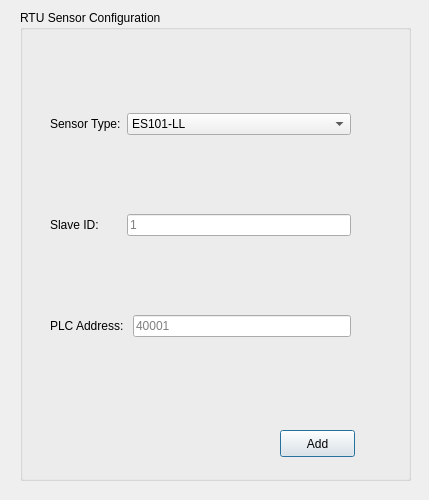
The window that sensor_edit.ui (mikewomaster/lora) describes before a commit, drawn with Qt 5.
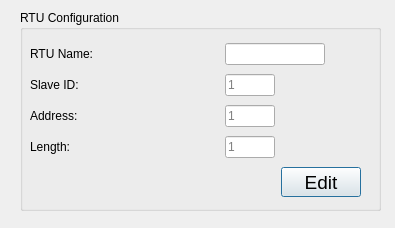
The same window after the commit.

```diff
--- a/sensor_edit.ui
+++ b/sensor_edit.ui
@@ -6,8 +6,8 @@
    <rect>
     <x>0</x>
     <y>0</y>
-    <width>429</width>
-    <height>500</height>
+    <width>395</width>
+    <height>228</height>
    </rect>
   </property>
   <property name="windowTitle">
@@ -18,183 +18,163 @@
     <rect>
      <x>20</x>
      <y>10</y>
-     <width>391</width>
-     <height>471</height>
+     <width>361</width>
+     <height>201</height>
     </rect>
    </property>
    <property name="title">
-    <string>RTU Sensor Configuration</string>
+    <string>RTU Configuration</string>
    </property>
-   <widget class="QPushButton" name="sensorAddPushButton">
-    <property name="geometry">
-     <rect>
-      <x>260</x>
-      <y>420</y>
-      <width>75</width>
-      <height>27</height>
-     </rect>
-    </property>
-    <property name="text">
-     <string>Add</string>
-    </property>
-   </widget>
    <widget class="QWidget" name="layoutWidget">
     <property name="geometry">
      <rect>
-      <x>30</x>
+      <x>10</x>
       <y>30</y>
-      <width>301</width>
-      <height>371</height>
+      <width>331</width>
+      <height>161</height>
      </rect>
     </property>
-    <layout class="QGridLayout" name="gridLayout_27">
+    <layout class="QGridLayout" name="gridLayout">
+     <item row="2" column="1">
+      <widget class="QLineEdit" name="sensorPLCAddress">
+       <property name="sizePolicy">
+        <sizepolicy hsizetype="Maximum" vsizetype="Fixed">
+         <horstretch>0</horstretch>
+         <verstretch>0</verstretch>
+        </sizepolicy>
+       </property>
+       <property name="maximumSize">
+        <size>
+         <width>50</width>
+         <height>16777215</height>
+        </size>
+       </property>
+       <property name="placeholderText">
+        <string>1</string>
+       </property>
+      </widget>
+     </item>
+     <item row="2" column="0">
+      <widget class="QLabel" name="label_191">
+       <property name="text">
+        <string>Address:</string>
+       </property>
+      </widget>
+     </item>
      <item row="0" column="0">
       <widget class="QLabel" name="label">
        <property name="text">
-        <string>Sensor Type:</string>
+        <string>RTU Name:</string>
        </property>
       </widget>
      </item>
      <item row="0" column="1" colspan="2">
-      <widget class="QComboBox" name="sensorTypeCombox">
+      <widget class="QLineEdit" name="sensorTypeLE">
        <property name="sizePolicy">
-        <sizepolicy hsizetype="Expanding" vsizetype="Fixed">
+        <sizepolicy hsizetype="Maximum" vsizetype="Fixed">
          <horstretch>0</horstretch>
          <verstretch>0</verstretch>
         </sizepolicy>
        </property>
-       <item>
-        <property name="text">
-         <string>ES101-LL</string>
-        </property>
-       </item>
-       <item>
-        <property name="text">
-         <string>IS101-FL-NB-BT8</string>
-        </property>
-       </item>
-       <item>
-        <property name="text">
-         <string>ES101-NL</string>
-        </property>
-       </item>
-       <item>
-        <property name="text">
-         <string>WS102-BRM</string>
-        </property>
-       </item>
-       <item>
-        <property name="text">
-         <string>WS102-CL</string>
-        </property>
-       </item>
-       <item>
-        <property name="text">
-         <string>WS102-ORP</string>
-        </property>
-       </item>
-       <item>
-        <property name="text">
-         <string>WS102-DOS</string>
-        </property>
-       </item>
-       <item>
-        <property name="text">
-         <string>WS102-PH</string>
-        </property>
-       </item>
-       <item>
-        <property name="text">
-         <string>ES101-NO2-2000</string>
-        </property>
-       </item>
-       <item>
-        <property name="text">
-         <string>ES101-NO-2000</string>
-        </property>
-       </item>
-       <item>
-        <property name="text">
-         <string>ES101-PM</string>
-        </property>
-       </item>
-       <item>
-        <property name="text">
-         <string>ES101-CO2-5000</string>
-        </property>
-       </item>
-       <item>
-        <property name="text">
-         <string>ES101-SO2-2000</string>
-        </property>
-       </item>
-       <item>
-        <property name="text">
-         <string>ES101-O3</string>
-        </property>
-       </item>
-       <item>
-        <property name="text">
-         <string>ES101-CO-2000</string>
-        </property>
-       </item>
-       <item>
-        <property name="text">
-         <string>ES101-RG</string>
-        </property>
-       </item>
-       <item>
-        <property name="text">
-         <string>ES101-WD</string>
-        </property>
-       </item>
-       <item>
-        <property name="text">
-         <string>ES101-WS</string>
-        </property>
-       </item>
-       <item>
-        <property name="text">
-         <string>ES101-AT</string>
-        </property>
-       </item>
-       <item>
-        <property name="text">
-         <string>ES102-TH</string>
-        </property>
-       </item>
-       <item>
-        <property name="text">
-         <string>ES104</string>
-        </property>
-       </item>
+       <property name="maximumSize">
+        <size>
+         <width>100</width>
+         <height>16777215</height>
+        </size>
+       </property>
       </widget>
      </item>
      <item row="1" column="0">
-      <widget class="QLabel" name="label_2">
+      <widget class="QLabel" name="label_22">
        <property name="text">
         <string>Slave ID:</string>
        </property>
       </widget>
      </item>
-     <item row="1" column="1" colspan="2">
+     <item row="1" column="1">
       <widget class="QLineEdit" name="sensorSlaveId">
+       <property name="sizePolicy">
+        <sizepolicy hsizetype="Maximum" vsizetype="Fixed">
+         <horstretch>0</horstretch>
+         <verstretch>0</verstretch>
+        </sizepolicy>
+       </property>
+       <property name="maximumSize">
+        <size>
+         <width>50</width>
+         <height>16777215</height>
+        </size>
+       </property>
+       <property name="sizeIncrement">
+        <size>
+         <width>0</width>
+         <height>0</height>
+        </size>
+       </property>
+       <property name="baseSize">
+        <size>
+         <width>30</width>
+         <height>0</height>
+        </size>
+       </property>
        <property name="placeholderText">
         <string>1</string>
        </property>
       </widget>
      </item>
-     <item row="2" column="0" colspan="2">
-      <widget class="QLabel" name="label_191">
+     <item row="3" column="0">
+      <widget class="QLabel" name="label_192">
        <property name="text">
-        <string>PLC Address:</string>
+        <string>Length:</string>
        </property>
       </widget>
      </item>
-     <item row="2" column="2">
-      <widget class="QLineEdit" name="sensorPLCAddress">
+     <item row="3" column="1">
+      <widget class="QLineEdit" name="sensorLLE">
+       <property name="sizePolicy">
+        <sizepolicy hsizetype="Maximum" vsizetype="Fixed">
+         <horstretch>0</horstretch>
+         <verstretch>0</verstretch>
+        </sizepolicy>
+       </property>
+       <property name="maximumSize">
+        <size>
+         <width>50</width>
+         <height>16777215</height>
+        </size>
+       </property>
        <property name="placeholderText">
-        <string>40001</string>
+        <string>1</string>
+       </property>
+      </widget>
+     </item>
+     <item row="4" column="2">
+      <widget class="QPushButton" name="sensorAddPushButton">
+       <property name="sizePolicy">
+        <sizepolicy hsizetype="Maximum" vsizetype="Maximum">
+         <horstretch>0</horstretch>
+         <verstretch>0</verstretch>
+        </sizepolicy>
+       </property>
+       <property name="minimumSize">
+        <size>
+         <width>0</width>
+         <height>20</height>
+        </size>
+       </property>
+       <property name="maximumSize">
+        <size>
+         <width>16777215</width>
+         <height>30</height>
+        </size>
+       </property>
+       <property name="font">
+        <font>
+         <pointsize>14</pointsize>
+        </font>
+       </property>
+       <property name="text">
+        <string>Edit</string>
        </property>
       </widget>
      </item>
```
